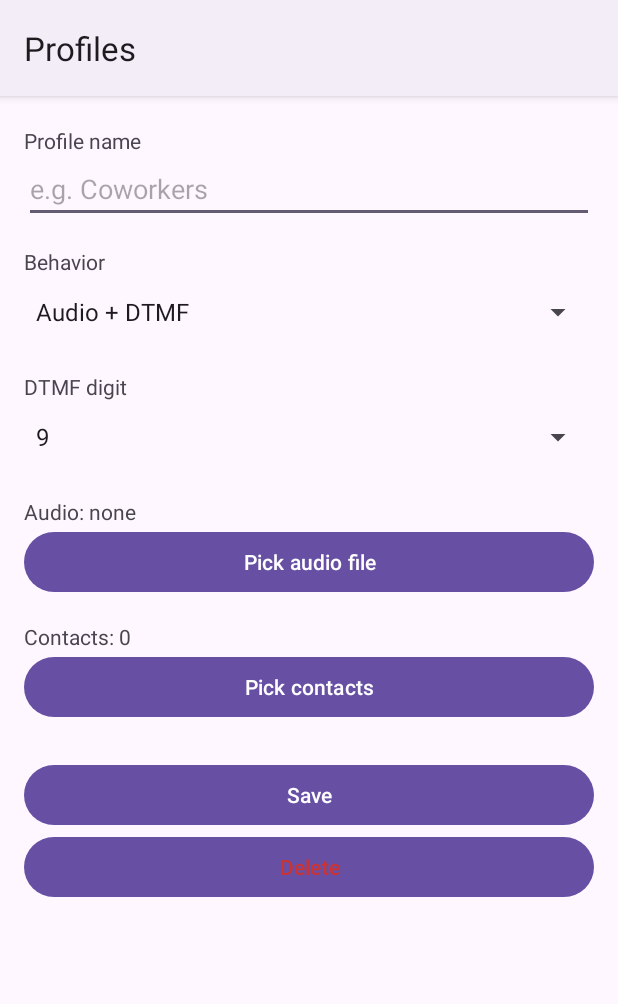
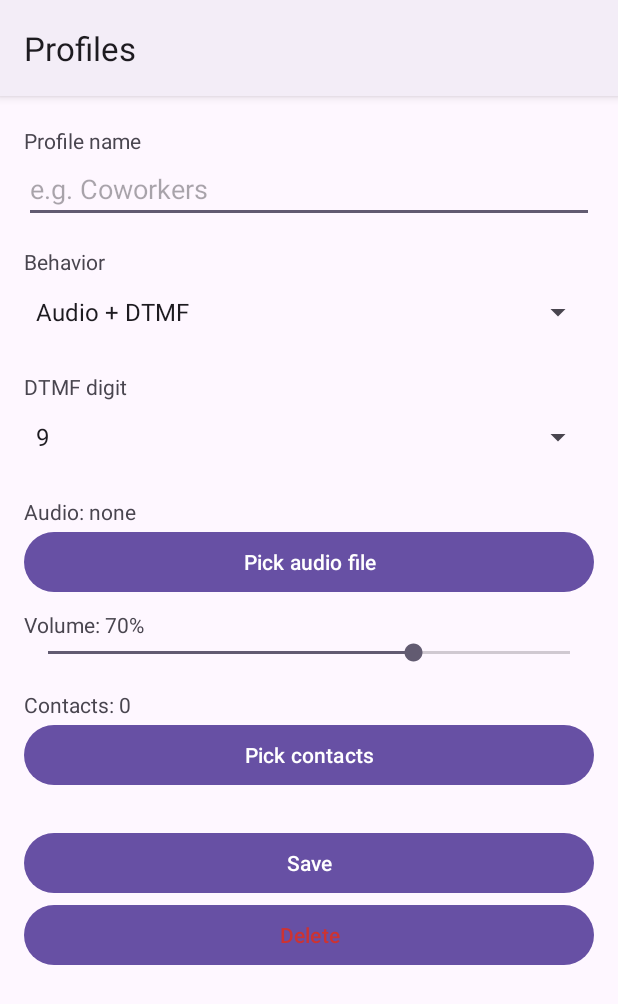
Before and after one commit to SaberMage/lettem-in, an Android app: the ProfileEditActivity screen opened directly, with no data from a screen before it, on a phone screen of 412 x 824 dp. Shown: the top 1004 px of the screen. Run offline under Robolectric (Android 15) with nearby library versions, the phone set to English and light mode, and no system bars.

Commit message:
v0.2.3: per-profile audio volume slider
Profile.volume (Float 0..1, default 0.7) persisted via ProfileRepo.

UI: SeekBar shown only when behavior involves audio. Label tracks percentage
live as the user drags.

Teensy: new 'V <byte>' command. Byte 0..255 maps linearly to mixer gain 0.0..1.0
on the greeting channel. dropped the GREET_GAIN constant — volume is now a
runtime variable applied via applyGreetingVolume().

Service: setVolume() called on the worker thread right after setActiveFile()
when behavior involves audio.

Bump 0.2.2 -> 0.2.3.

```diff
--- a/app/build.gradle.kts
+++ b/app/build.gradle.kts
@@ -11,8 +11,8 @@ android {
         applicationId = "com.lettemin"
         minSdk = 26
         targetSdk = 34
-        versionCode = 12
-        versionName = "0.2.2"
+        versionCode = 13
+        versionName = "0.2.3"
     }
 
     signingConfigs {
--- a/app/src/main/java/com/lettemin/LettemInScreeningService.kt
+++ b/app/src/main/java/com/lettemin/LettemInScreeningService.kt
@@ -48,6 +48,7 @@ class LettemInScreeningService : CallScreeningService() {
                         putExtra(LettemInService.EXTRA_AUDIO_FILE, profile.audioFile)
                         putExtra(LettemInService.EXTRA_AUDIO_DURATION, profile.audioDurationMs ?: 0L)
                         putExtra(LettemInService.EXTRA_DTMF, profile.dtmf)
+                        putExtra(LettemInService.EXTRA_VOLUME, profile.volume)
                     }
                     ContextCompat.startForegroundService(this, intent)
                 }
--- a/app/src/main/java/com/lettemin/LettemInService.kt
+++ b/app/src/main/java/com/lettemin/LettemInService.kt
@@ -39,6 +39,7 @@ class LettemInService : Service() {
         const val EXTRA_AUDIO_FILE = "audio_file"  // String?, filename on Teensy SD
         const val EXTRA_AUDIO_DURATION = "audio_duration_ms"  // Long, 0 if unknown
         const val EXTRA_DTMF = "dtmf"              // String, e.g. "9" or "*"
+        const val EXTRA_VOLUME = "volume"          // Float 0..1
         private const val CHANNEL_ID = "lettemin.svc"
         private const val NOTIF_ID = 1
         private const val TEENSY_VID = 0x16C0  // PJRC
@@ -69,6 +70,7 @@ class LettemInService : Service() {
     @Volatile private var pendingAudioFile: String? = null
     @Volatile private var pendingAudioDurationMs: Long = 0L
     @Volatile private var pendingDtmf: String = "9"
+    @Volatile private var pendingVolume: Float = 0.7f
 
     private val hangupRunnable = Runnable { hangUp() }
 
@@ -120,6 +122,7 @@ class LettemInService : Service() {
             pendingAudioFile = intent.getStringExtra(EXTRA_AUDIO_FILE)
             pendingAudioDurationMs = intent.getLongExtra(EXTRA_AUDIO_DURATION, 0L)
             pendingDtmf = intent.getStringExtra(EXTRA_DTMF) ?: "9"
+            pendingVolume = intent.getFloatExtra(EXTRA_VOLUME, 0.7f)
             Log.d("LettemIn", "ARMED behavior=$pendingBehavior audio=$pendingAudioFile " +
                 "dur=$pendingAudioDurationMs dtmf=$pendingDtmf armed=$armed")
         }
@@ -328,9 +331,12 @@ class LettemInService : Service() {
         val digit = pendingDtmf.firstOrNull() ?: '9'
 
         // Blocking CDC round-trips — off-load to a worker thread.
+        val volume = pendingVolume
+
         Thread {
             if (behavior.involvesAudio() && !file.isNullOrBlank()) {
                 if (!teensy.setActiveFile(file)) Log.w("LettemIn", "setActiveFile failed for $file")
+                if (!teensy.setVolume(volume)) Log.w("LettemIn", "setVolume failed for $volume")
             }
             if (behavior.involvesDtmf()) {
                 if (!teensy.setDtmfDigit(digit)) Log.w("LettemIn", "setDtmfDigit failed for $digit")
--- a/app/src/main/java/com/lettemin/Profile.kt
+++ b/app/src/main/java/com/lettemin/Profile.kt
@@ -40,6 +40,7 @@ data class Profile(
     val audioFile: String?,
     val audioDurationMs: Long? = null,
     val dtmf: String = "9",
+    val volume: Float = 0.7f,           // 0.0..1.0; applied to greeting mixer gain
     val contactKeys: Set<String>
 ) {
     companion object {
--- a/app/src/main/java/com/lettemin/ProfileEditActivity.kt
+++ b/app/src/main/java/com/lettemin/ProfileEditActivity.kt
@@ -10,6 +10,7 @@ import android.widget.Button
 import android.widget.EditText
 import android.view.View
 import android.widget.AdapterView
+import android.widget.SeekBar
 import android.widget.Spinner
 import android.widget.TextView
 import android.widget.Toast
@@ -36,6 +37,8 @@ class ProfileEditActivity : AppCompatActivity() {
     private lateinit var behaviorSpinner: Spinner
     private lateinit var dtmfSpinner: Spinner
     private lateinit var dtmfLabel: TextView
+    private lateinit var volumeBar: SeekBar
+    private lateinit var volumeLabel: TextView
     private lateinit var audioLabel: TextView
     private lateinit var contactsLabel: TextView
 
@@ -66,6 +69,8 @@ class ProfileEditActivity : AppCompatActivity() {
         behaviorSpinner = findViewById(R.id.behaviorSpinner)
         dtmfSpinner = findViewById(R.id.dtmfSpinner)
         dtmfLabel = findViewById(R.id.dtmfLabel)
+        volumeBar = findViewById(R.id.volumeBar)
+        volumeLabel = findViewById(R.id.volumeLabel)
         audioLabel = findViewById(R.id.audioLabel)
         contactsLabel = findViewById(R.id.contactsLabel)
 
@@ -84,13 +89,23 @@ class ProfileEditActivity : AppCompatActivity() {
         nameInput.setText(profile.name)
         behaviorSpinner.setSelection(behaviors.indexOf(profile.behavior).coerceAtLeast(0))
         dtmfSpinner.setSelection(Profile.DTMF_DIGITS.indexOf(profile.dtmf).coerceAtLeast(0))
+        volumeBar.progress = (profile.volume * 100).toInt().coerceIn(0, 100)
+        renderVolume(volumeBar.progress)
         updateDtmfVisibility(profile.behavior)
+        updateVolumeVisibility(profile.behavior)
         renderAudio()
         renderContacts()
+
+        volumeBar.setOnSeekBarChangeListener(object : SeekBar.OnSeekBarChangeListener {
+            override fun onProgressChanged(sb: SeekBar?, p: Int, fromUser: Boolean) = renderVolume(p)
+            override fun onStartTrackingTouch(sb: SeekBar?) {}
+            override fun onStopTrackingTouch(sb: SeekBar?) {}
+        })
 
         behaviorSpinner.onItemSelectedListener = object : AdapterView.OnItemSelectedListener {
             override fun onItemSelected(p: AdapterView<*>?, v: View?, pos: Int, id: Long) {
                 updateDtmfVisibility(behaviors[pos])
+                updateVolumeVisibility(behaviors[pos])
             }
             override fun onNothingSelected(p: AdapterView<*>?) {}
         }
@@ -118,6 +133,16 @@ class ProfileEditActivity : AppCompatActivity() {
         val show = b.involvesDtmf()
         dtmfLabel.visibility = if (show) View.VISIBLE else View.GONE
         dtmfSpinner.visibility = if (show) View.VISIBLE else View.GONE
+    }
+
+    private fun updateVolumeVisibility(b: Behavior) {
+        val show = b.involvesAudio()
+        volumeLabel.visibility = if (show) View.VISIBLE else View.GONE
+        volumeBar.visibility = if (show) View.VISIBLE else View.GONE
+    }
+
+    private fun renderVolume(pct: Int) {
+        volumeLabel.text = getString(R.string.volume_label, pct)
     }
 
     private fun renderAudio() {
@@ -198,7 +223,8 @@ class ProfileEditActivity : AppCompatActivity() {
             Toast.makeText(this, R.string.need_audio_file, Toast.LENGTH_LONG).show(); return
         }
         val dtmf = Profile.DTMF_DIGITS[dtmfSpinner.selectedItemPosition]
-        val toSave = profile.copy(name = name, behavior = behavior, dtmf = dtmf)
+        val volume = volumeBar.progress / 100f
+        val toSave = profile.copy(name = name, behavior = behavior, dtmf = dtmf, volume = volume)
         ProfileRepo.upsert(this, toSave)
         finish()
     }
--- a/app/src/main/java/com/lettemin/ProfileRepo.kt
+++ b/app/src/main/java/com/lettemin/ProfileRepo.kt
@@ -60,6 +60,7 @@ object ProfileRepo {
         put("audioFile", p.audioFile ?: JSONObject.NULL)
         put("audioDurationMs", p.audioDurationMs ?: JSONObject.NULL)
         put("dtmf", p.dtmf)
+        put("volume", p.volume.toDouble())
         put("contactKeys", JSONArray(p.contactKeys.toList()))
     }
 
@@ -74,6 +75,7 @@ object ProfileRepo {
             audioFile = if (!j.has("audioFile") || j.isNull("audioFile")) null else j.getString("audioFile"),
             audioDurationMs = if (!j.has("audioDurationMs") || j.isNull("audioDurationMs")) null else j.getLong("audioDurationMs"),
             dtmf = if (j.has("dtmf")) j.getString("dtmf") else "9",
+            volume = if (j.has("volume")) j.getDouble("volume").toFloat().coerceIn(0f, 1f) else 0.7f,
             contactKeys = keys
         )
     }
--- a/app/src/main/res/layout/activity_profile_edit.xml
+++ b/app/src/main/res/layout/activity_profile_edit.xml
@@ -54,6 +54,18 @@
             android:text="@string/pick_audio" />
 
         <TextView
+            android:id="@+id/volumeLabel"
+            android:layout_width="match_parent"
+            android:layout_height="wrap_content"
+            android:paddingTop="8dp"
+            android:text="@string/volume_label" />
+        <SeekBar
+            android:id="@+id/volumeBar"
+            android:layout_width="match_parent"
+            android:layout_height="wrap_content"
+            android:max="100" />
+
+        <TextView
             android:id="@+id/contactsLabel"
             android:layout_width="match_parent"
             android:layout_height="wrap_content"
--- a/app/src/main/res/values/strings.xml
+++ b/app/src/main/res/values/strings.xml
@@ -22,6 +22,7 @@
     <string name="profile_name_hint">e.g. Coworkers</string>
     <string name="behavior">Behavior</string>
     <string name="dtmf_digit">DTMF digit</string>
+    <string name="volume_label">Volume: %1$d%%</string>
     <string name="pick_audio">Pick audio file</string>
     <string name="audio_file_none">Audio: none</string>
     <string name="audio_file_label">Audio: %1$s</string>
```
Also changed, not shown: app/src/main/java/com/lettemin/TeensyBridge.kt (+11 -0 lines), 1 other file.
